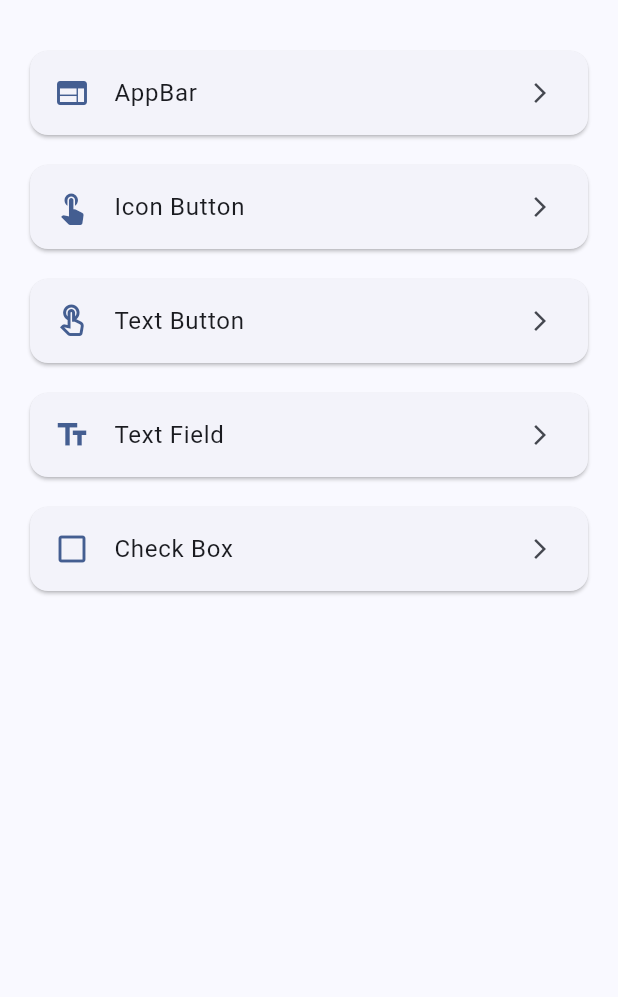
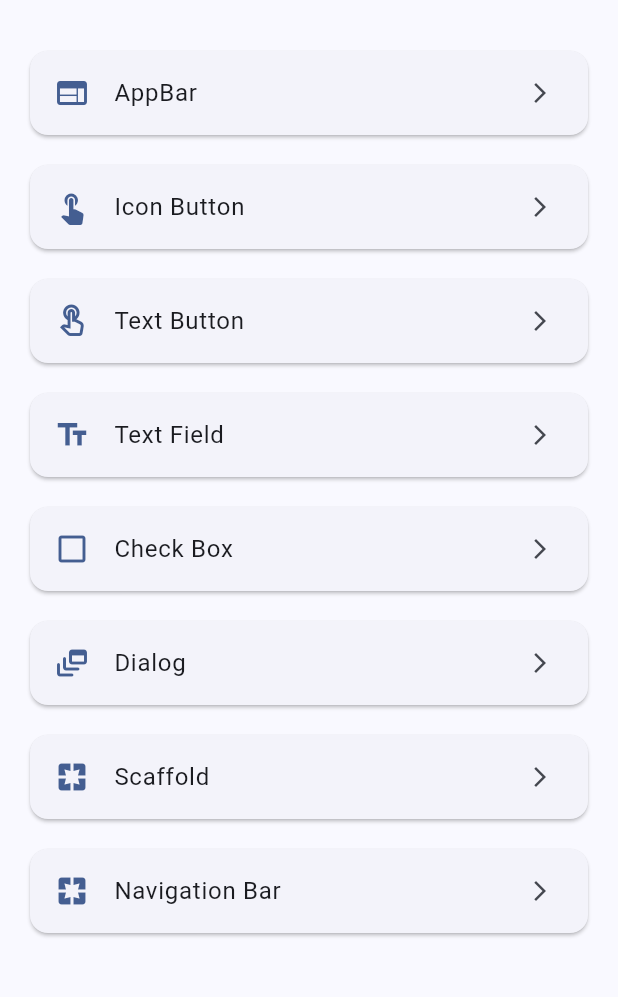
Before and after one commit to zeynepgokdogan/adaptive_ui, a Flutter app: the screen it shows after launch, on a phone screen of 412 x 824 dp, the part 63-1060 px from its top. Run offline on Flutter 3.47's test engine with Material 3 defaults, Android fonts, the phone set to English and light mode, and no system bars.

Commit message:
add adaptive scaffold, adaptive dialog, adaptive bottom navbar

```diff
--- a/example/lib/demo_items.dart
+++ b/example/lib/demo_items.dart
@@ -5,15 +5,15 @@ final demos = [
   {
     "title": "AppBar",
     "icon": Icons.web,
-    "page": const Scaffold(
-      appBar: AdaptiveAppBar(title: "AppBar Demo"),
-      body: Center(child: Text("Hello AppBar")),
+    "page": AdaptiveScaffold(
+      appBar: const AdaptiveAppBar(title: "AppBar Demo"),
+      body: const Center(child: Text("Hello AppBar")),
     ),
   },
   {
     "title": "Icon Button",
     "icon": Icons.touch_app,
-    "page": Scaffold(
+    "page": AdaptiveScaffold(
       appBar: const AdaptiveAppBar(title: "Icon Button Demo"),
       body: Center(
         child: AdaptiveIconButton(text: 'Button Demo', onPressed: () {}),
@@ -23,7 +23,7 @@ final demos = [
   {
     "title": "Text Button",
     "icon": Icons.touch_app_outlined,
-    "page": Scaffold(
+    "page": AdaptiveScaffold(
       appBar: const AdaptiveAppBar(title: "Text Button Demo"),
       body: Center(
         child: AdaptiveTextButton(text: 'Button Demo', onPressed: () {}),
@@ -33,7 +33,7 @@ final demos = [
   {
     "title": "Text Field",
     "icon": Icons.text_fields,
-    "page": Scaffold(
+    "page": AdaptiveScaffold(
       appBar: const AdaptiveAppBar(title: "Text Field Demo"),
       body: Center(
         child: Padding(
@@ -49,7 +49,7 @@ final demos = [
   {
     "title": "Check Box",
     "icon": Icons.check_box_outline_blank,
-    "page": Scaffold(
+    "page": AdaptiveScaffold(
       appBar: const AdaptiveAppBar(title: "Check Box Demo"),
       body: Center(
         child: Padding(
@@ -57,14 +57,57 @@ final demos = [
           child: Row(
             mainAxisAlignment: MainAxisAlignment.center,
             children: [
-                AdaptiveCheckbox(
-                  value: true,
-                  onChanged: (val) {},
-                ),
+              AdaptiveCheckbox(value: true, onChanged: (val) {}),
               AdaptiveCheckbox(value: false, onChanged: (val) {}),
             ],
-            )),
           ),
         ),
-  }
+      ),
+    ),
+  },
+  {
+    "title": "Dialog",
+    "icon": Icons.dynamic_feed_rounded,
+    "page": AdaptiveScaffold(
+      appBar: const AdaptiveAppBar(title: "Dialog Demo"),
+      body: Center(
+        child: Padding(
+          padding: const EdgeInsets.symmetric(horizontal: 20, vertical: 20),
+          child: AdaptiveDialog(title: 'Demo Title', content: 'Demo Content'),
+        ),
+      ),
+    ),
+  },
+  {
+    "title": "Scaffold",
+    "icon": Icons.pages,
+    "page": AdaptiveScaffold(
+      appBar: const AdaptiveAppBar(title: "Scaffold Demo"),
+      body: Column(
+        children: const [
+          // Sayfa içeriği buraya
+        ],
+      ),
+    ),
+  },
+  {
+    "title": "Navigation Bar",
+    "icon": Icons.pages,
+    "page": AdaptiveScaffold(
+      appBar: const AdaptiveAppBar(title: "Bottom Navigation Bar Demo"),
+      body: Center(
+        child: Padding(
+          padding: const EdgeInsets.symmetric(horizontal: 20, vertical: 20),
+          child: AdaptiveBottomNavigationBar(
+            currentIndex: 0,
+            onTap: (index) {},
+            items: const [
+              BottomNavigationBarItem(icon: Icon(Icons.home), label: "Home"),
+              BottomNavigationBarItem(icon: Icon(Icons.settings), label: "Settings"),
+            ],
+          ),
+        ),
+      ),
+    ),
+  },
 ];
--- a/lib/adaptive_ui.dart
+++ b/lib/adaptive_ui.dart
@@ -10,7 +10,6 @@ export 'src/widgets/adaptive_scaffold.dart';
 export 'src/widgets/adaptive_icon_button.dart';
 export 'src/widgets/adaptive_text_button.dart';
 export 'src/widgets/adaptive_text_field.dart';
-export 'src/widgets/adaptive_switch.dart';
 export 'src/widgets/adaptive_checkbox.dart';
 export 'src/widgets/adaptive_dialog.dart';
-export 'src/widgets/adaptive_loader.dart';
+export 'src/widgets/adaptive_bottom_navigation_bar.dart';
```
Also changed, not shown: lib/src/widgets/adaptive_bottom_navigation_bar.dart (added, +65 -0 lines), lib/src/widgets/adaptive_dialog.dart (+53 -0 lines), lib/src/widgets/adaptive_scaffold.dart (+55 -0 lines), lib/src/widgets/adaptive_loader.dart (deleted), lib/src/widgets/adaptive_switch.dart (deleted). Lines whose indentation alone changed are shown as unchanged.
